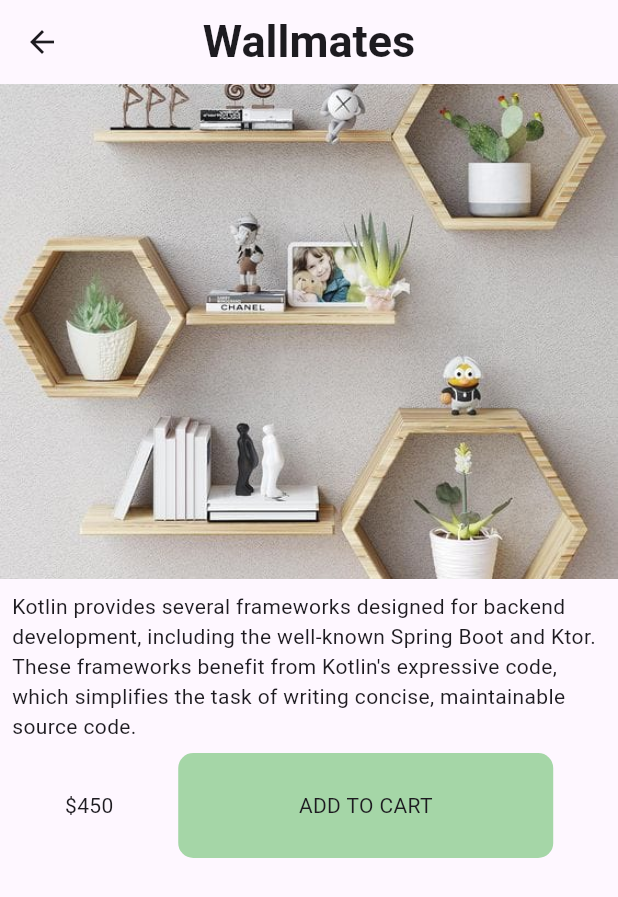
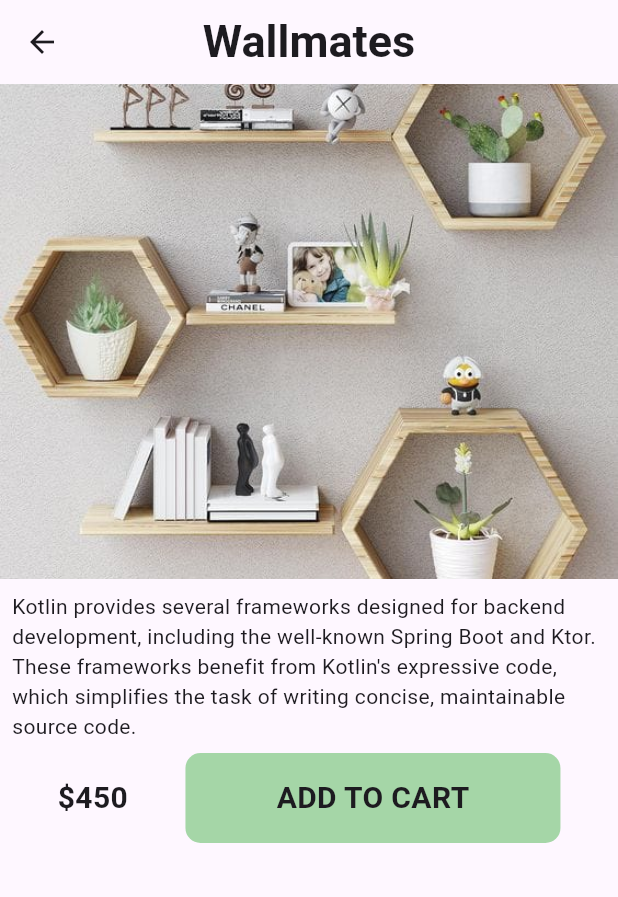
Before and after one commit to sohasara/E-Commerce-App, a Flutter app: the DetailedItem screen opened directly, on a phone screen of 412 x 824 dp. Shown: the top 897 px of the screen. Run offline on Flutter 3.47's test engine with Material 3 defaults, Android fonts, the phone set to English and light mode, and no system bars; our stand-ins replace flutter_riverpod, flutter_slidable.

Commit message:
add styling

```diff
--- a/lib/feature/presentation/pages/detailes/item_detailes.dart
+++ b/lib/feature/presentation/pages/detailes/item_detailes.dart
@@ -34,15 +34,29 @@ class DetailedItem extends StatelessWidget {
           Row(
             mainAxisAlignment: MainAxisAlignment.spaceEvenly,
             children: [
-              Text("\$450"),
+              Text(
+                "\$450",
+                style: TextStyle(
+                  fontSize: 20,
+                  fontWeight: FontWeight.bold,
+                ),
+              ),
               Container(
-                height: 70,
+                height: 60,
                 width: 250,
                 decoration: BoxDecoration(
                   borderRadius: BorderRadius.circular(10),
                   color: Colors.green[200],
                 ),
-                child: Center(child: Text("ADD TO CART")),
+                child: Center(
+                  child: Text(
+                    "ADD TO CART",
+                    style: TextStyle(
+                      fontSize: 20,
+                      fontWeight: FontWeight.bold,
+                    ),
+                  ),
+                ),
               ),
             ],
           ),
```
